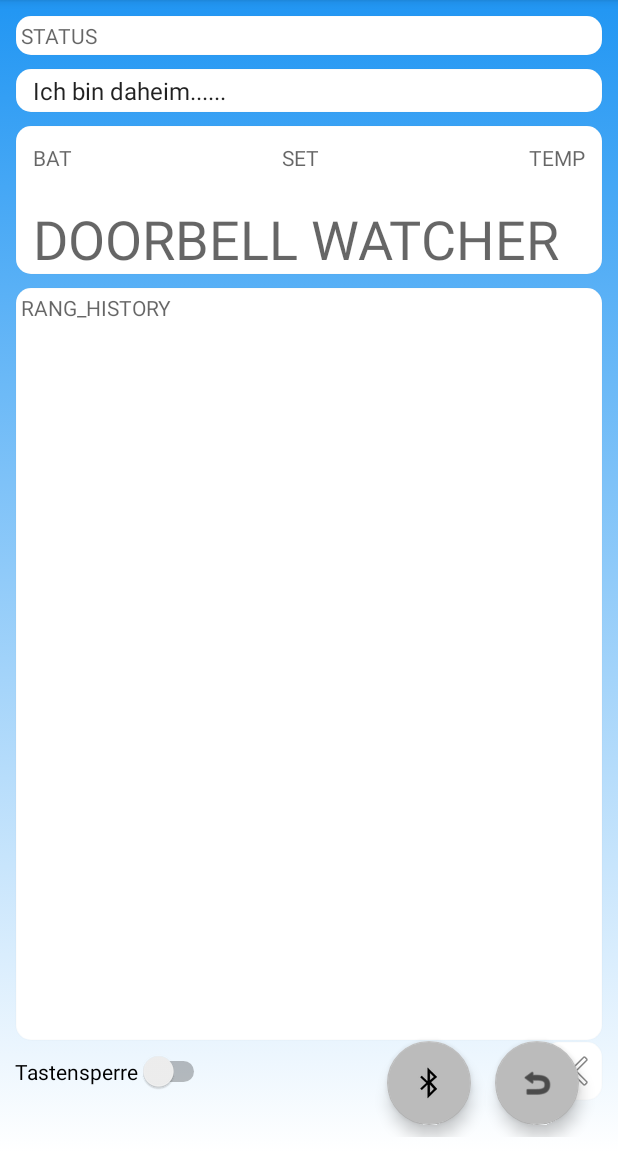
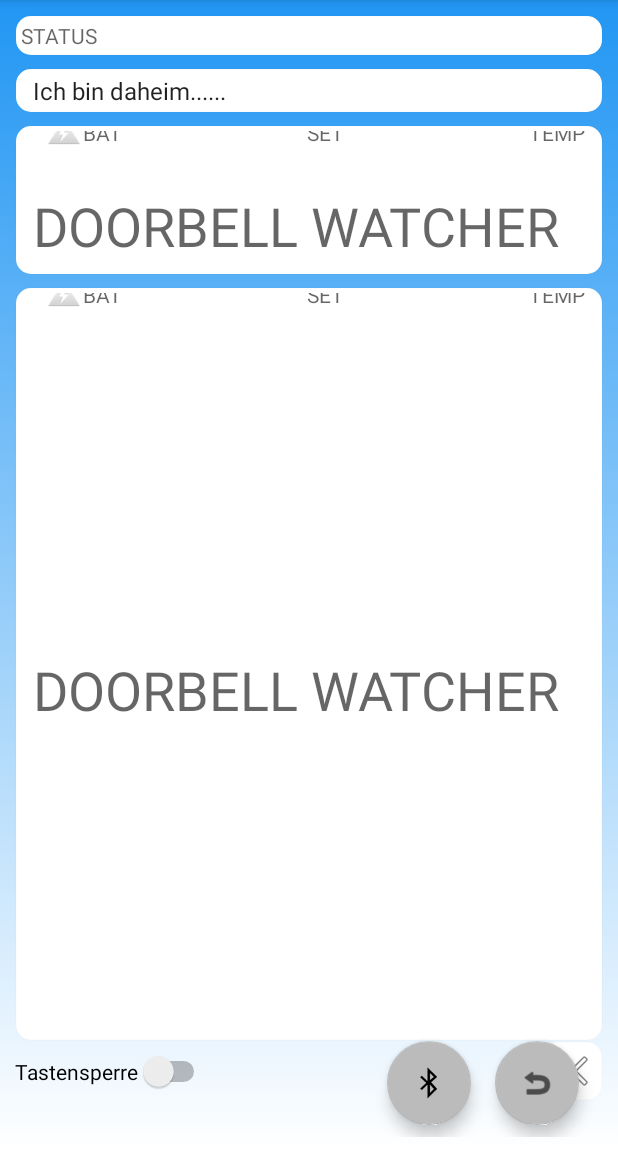
Before and after one commit to codingbychanche/doorBellSensor, an Android app: the screen it shows after launch (MainActivity), on a phone screen of 412 x 824 dp, the part 84-1236 px from its top. Run offline under Robolectric (Android 15) with nearby library versions, the phone set to English and light mode, and no system bars.

Commit message:
Improved doorbell rang detection.......

```diff
--- a/BluetoothConnector/src/main/java/com/example/bluetoothconnector/ConnectedThreadReadWriteData.java
+++ b/BluetoothConnector/src/main/java/com/example/bluetoothconnector/ConnectedThreadReadWriteData.java
@@ -89,24 +89,6 @@ public class ConnectedThreadReadWriteData extends Thread {
                     readBytes++;
                 }
 
-                // Animate to show, connection is alive!
-                animate();
-
-                // Wait before next data chunk arrives.
-                try {
-                    Thread.sleep(1000);
-                } catch (InterruptedException e) {
-                }
-
-                // Animate to show, connection is alive!
-                animate();
-
-                // This part is only for the animation.....
-                try {
-                    Thread.sleep(500);
-                } catch (InterruptedException e) {
-                }
-
                 // OK update display
                 dataChunksActuallySend++;
                 connectedInterface.receiveDataFromBTDevice(DecodeSensorData.decodeJson(receivedJsonData));
@@ -126,6 +108,13 @@ public class ConnectedThreadReadWriteData extends Thread {
         } catch (IOException e) {
             connectedInterface.receiveErrorMessage(tag + " Could not send....Reason:" + e.toString());
         }
+    }
+
+    /**
+     * Delivers the input stream...
+     */
+    public InputStream getInputStream(){
+        return mIs;
     }
 
     /**
--- a/app/build.gradle
+++ b/app/build.gradle
@@ -36,6 +36,7 @@ dependencies {
 
     implementation 'androidx.lifecycle:lifecycle-viewmodel-ktx:2.2.0'
     implementation 'androidx.lifecycle:lifecycle-extensions:2.0.0'
+
     implementation 'androidx.legacy:legacy-support-v4:1.0.0'
 
     implementation project (':BluetoothConnector')
--- a/app/src/main/AndroidManifest.xml
+++ b/app/src/main/AndroidManifest.xml
@@ -20,6 +20,7 @@
                 <category android:name="android.intent.category.LAUNCHER" />
             </intent-filter>
         </activity>
+
     </application>
 
 </manifest>
--- a/app/src/main/java/com/berthold/doorbellsensor/main/FragmentDoorBellWatcher.java
+++ b/app/src/main/java/com/berthold/doorbellsensor/main/FragmentDoorBellWatcher.java
@@ -12,6 +12,7 @@ import android.util.Log;
 import android.view.LayoutInflater;
 import android.view.View;
 import android.view.ViewGroup;
+import android.widget.ImageView;
 import android.widget.TextView;
 
 import com.berthold.doorbellsensor.R;
@@ -56,7 +57,19 @@ public class FragmentDoorBellWatcher extends Fragment {
         mainViewModel= ViewModelProviders.of(requireActivity()).get(MainViewModel.class);
 
         //
-        // BT- receive data
+        // Device was connected successfully....
+        //
+        final  Observer<String> btConnectionSuccess=new Observer<String>() {
+            @Override
+            public void onChanged(String s) {
+                ImageView btSucessIcon=view.findViewById(R.id.connection_status_icon);
+                btSucessIcon.setVisibility(View.VISIBLE);
+            }
+        };
+        mainViewModel.getbtSucessMessage().observe(getActivity(),btConnectionSuccess);
+
+        //
+        // BT- receive data from device....
         //
         final Observer<DecodedSensorData> btReceiveDataObserver = new Observer<DecodedSensorData>() {
             @Override
--- a/app/src/main/java/com/berthold/doorbellsensor/main/FragmentRangHistory.java
+++ b/app/src/main/java/com/berthold/doorbellsensor/main/FragmentRangHistory.java
@@ -13,6 +13,9 @@ import com.berthold.doorbellsensor.R;
 
 public class FragmentRangHistory extends Fragment {
 
+    // Debug
+    String tag;
+
     public static FragmentRangHistory newInstance() {
         return new FragmentRangHistory();
     }
@@ -21,14 +24,19 @@ public class FragmentRangHistory extends Fragment {
     @Override
     public View onCreateView(@NonNull LayoutInflater inflater, @Nullable ViewGroup container,
                              @Nullable Bundle savedInstanceState) {
-        return inflater.inflate(R.layout.fragment_rang_history, container, false);
+
+        return inflater.inflate(R.layout.fragment_doorbell_watcher, container, false);
     }
 
     @Override
-    public void onActivityCreated(@Nullable Bundle savedInstanceState) {
-        super.onActivityCreated(savedInstanceState);
+    public void onViewCreated(View view, @Nullable Bundle savedInstanceState) {
+        super.onViewCreated(view, savedInstanceState);
 
-        // TODO: Use the ViewModel
+        // Debug
+        tag = getClass().getSimpleName();
+        Long time = System.currentTimeMillis();
+
+        // UI
     }
 
 }
--- a/app/src/main/java/com/berthold/doorbellsensor/main/MainActivity.java
+++ b/app/src/main/java/com/berthold/doorbellsensor/main/MainActivity.java
@@ -11,6 +11,7 @@ import android.content.Context;
 import android.content.Intent;
 import android.content.IntentFilter;
 import android.content.SharedPreferences;
+import android.media.MediaPlayer;
 import android.os.Build;
 import android.os.Bundle;
 import android.text.Html;
@@ -115,6 +116,7 @@ public class MainActivity extends AppCompatActivity implements BTConnectedInterf
             }
         });
 
+        /////////////////////////////////////////////////// Sends commands to the connected device ///////////////////////////////////////////////////////////
         //
         // Sends messages to the connected device...
         //
@@ -142,7 +144,7 @@ public class MainActivity extends AppCompatActivity implements BTConnectedInterf
             }
         });
 
-        /////////////////////////////////////////////////// Sends commands to the connected device ///////////////////////////////////////////////////////////
+        //
         // Reset doorbell counter
         //
         resetDoorBellCounterView = findViewById(R.id.reset_doorbell_counter_on_dev);
@@ -185,7 +187,12 @@ public class MainActivity extends AppCompatActivity implements BTConnectedInterf
         //
         mainViewModel = new ViewModelProvider(this).get(MainViewModel.class);
 
+        //
         // BT- Status
+        //
+        // Receives status messages while the connection is beeing established or
+        // destroyed.
+        //
         final Observer<String> btStatusObserver = new Observer<String>() {
             @Override
             public void onChanged(@Nullable final String status) {
@@ -194,7 +201,11 @@ public class MainActivity extends AppCompatActivity implements BTConnectedInterf
         };
         mainViewModel.getBtStatusMessage().observe(this, btStatusObserver);
 
+        //
         // BT- error messages
+        //
+        // Yes, all error messages arrive here.
+        //
         final Observer<String> btErrorObserver = new Observer<String>() {
             @Override
             public void onChanged(@Nullable final String error) {
@@ -202,16 +213,21 @@ public class MainActivity extends AppCompatActivity implements BTConnectedInterf
                 reconnect.startAnimation(fadeInAnim);
                 long currentTime = System.currentTimeMillis();
                 connectionHistoryView.append(currentTime + ">>" + error + "\n");
+                //mainViewModel.btErrorMessage.postValue(error);
             }
         };
         mainViewModel.getBtErrorMessage().observe(this, btErrorObserver);
 
+        //
         // BT- success ,message. Called every time a connection could be established
+        //
+        //
         final Observer<String> btSuccessObserver = new Observer<String>() {
             @Override
             public void onChanged(@Nullable final String success) {
                 long currentTime = System.currentTimeMillis();
                 connectionHistoryView.append(currentTime + ">>" + success + "\n");
+                //mainViewModel.btSucessMessage.postValue(success);
             }
         };
         mainViewModel.getbtSucessMessage().observe(this, btSuccessObserver);
@@ -221,6 +237,7 @@ public class MainActivity extends AppCompatActivity implements BTConnectedInterf
         // Establish connection
         //
         // Check if bluetooth is enabled
+
         BluetoothManager bm = (BluetoothManager) getSystemService(BLUETOOTH_SERVICE);
         BluetoothAdapter bluetoothAdapter = bm.getAdapter();
 
@@ -232,6 +249,7 @@ public class MainActivity extends AppCompatActivity implements BTConnectedInterf
             startActivityForResult(bluetoothIntent, 1);
         }
         connectToDeviceLogic();
+
 
         /////////////////////////////////////////////////////////////////////////////////////////////////////////////////////////////////
         // Show all associated fragments....
@@ -250,7 +268,7 @@ public class MainActivity extends AppCompatActivity implements BTConnectedInterf
     /**
      * Callback when a connection was established.
      * <p>
-     * Receives an instance of the {@link  } over which
+     * Receives an instance of {@link ConnectedThreadReadWriteData}over which
      * data can be send to the connected device.
      */
     @Override
@@ -270,16 +288,21 @@ public class MainActivity extends AppCompatActivity implements BTConnectedInterf
         //
         connectedThreadReadWriteData.send(COMMAND_SEND_MESSAGE);
         connectedThreadReadWriteData.send(mainViewModel.messageLogic(mainViewModel.MESSAGE_HOME));
+
     }
 
     /**
      * Publishes received data to all observers...
      *
-     * @param d
+     * @param d {@link DecodedSensorData} instance which contains all data received from the
+     *          connected device.
      */
     @Override
     public void receiveDataFromBTDevice(DecodedSensorData d) {
         mainViewModel.btReceivedData.postValue(d);
+
+        MediaPlayer mpPlayer = MediaPlayer.create(getApplicationContext(), R.raw.coin);
+        mpPlayer.start();
     }
 
     /**
--- a/app/src/main/res/layout/fragment_doorbell_watcher.xml
+++ b/app/src/main/res/layout/fragment_doorbell_watcher.xml
@@ -23,31 +23,47 @@
         android:id="@+id/temperature"
         android:layout_width="wrap_content"
         android:layout_height="wrap_content"
-        android:layout_marginTop="8dp"
         android:layout_marginEnd="8dp"
         android:hint="TEMP"
         app:layout_constraintEnd_toEndOf="parent"
-        app:layout_constraintTop_toTopOf="parent"></TextView>
+        app:layout_constraintTop_toTopOf="@+id/is_set_state"></TextView>
 
     <TextView
         android:id="@+id/bat_state"
         android:layout_width="wrap_content"
         android:layout_height="wrap_content"
-        android:layout_marginStart="8dp"
-        android:layout_marginTop="8dp"
         android:hint="BAT"
-        app:layout_constraintStart_toStartOf="parent"
-        app:layout_constraintTop_toTopOf="parent"></TextView>
+        app:layout_constraintBottom_toBottomOf="@+id/battery_status_icon"
+        app:layout_constraintStart_toEndOf="@+id/battery_status_icon"
+        app:layout_constraintTop_toTopOf="@+id/battery_status_icon"></TextView>
 
     <TextView
         android:id="@+id/is_set_state"
         android:layout_width="wrap_content"
         android:layout_height="wrap_content"
-        android:layout_marginTop="8dp"
         android:hint="SET"
         app:layout_constraintEnd_toStartOf="@+id/temperature"
         app:layout_constraintStart_toEndOf="@+id/bat_state"
-        app:layout_constraintTop_toTopOf="parent"></TextView>
+        app:layout_constraintTop_toTopOf="@+id/bat_state"></TextView>
+
+    <ImageView
+        android:id="@+id/battery_status_icon"
+        android:layout_width="wrap_content"
+        android:layout_height="wrap_content"
+        android:layout_marginStart="16dp"
+        android:src="@android:drawable/ic_lock_idle_low_battery"
+        app:layout_constraintBottom_toBottomOf="@+id/connection_status_icon"
+        app:layout_constraintStart_toEndOf="@+id/connection_status_icon"
+        app:layout_constraintTop_toTopOf="@+id/connection_status_icon" />
+
+    <ImageView
+        android:id="@+id/connection_status_icon"
+        android:visibility="gone"
+        android:layout_width="wrap_content"
+        android:layout_height="wrap_content"
+        android:src="@android:drawable/stat_sys_data_bluetooth"
+        app:layout_constraintStart_toStartOf="parent"
+        app:layout_constraintTop_toTopOf="parent"></ImageView>
 
 
 </androidx.constraintlayout.widget.ConstraintLayout>
```
Also changed, not shown: 4 other files.
